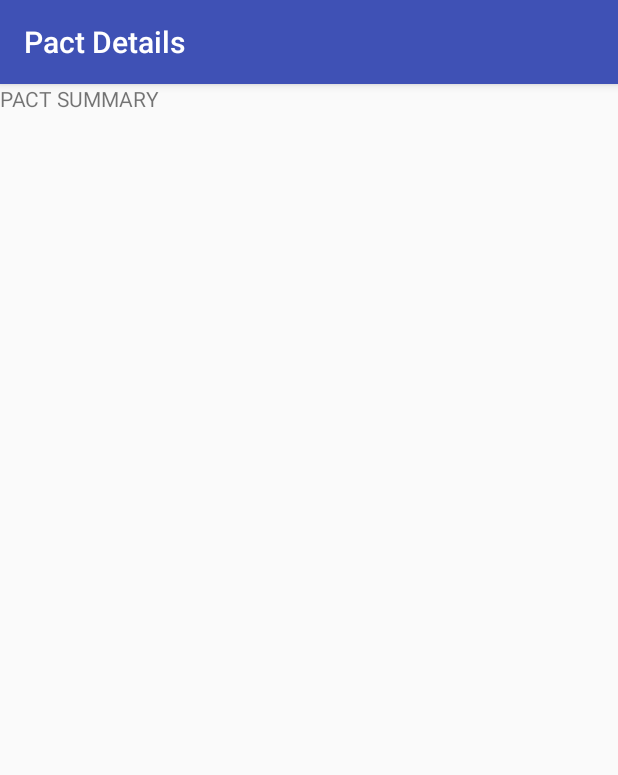
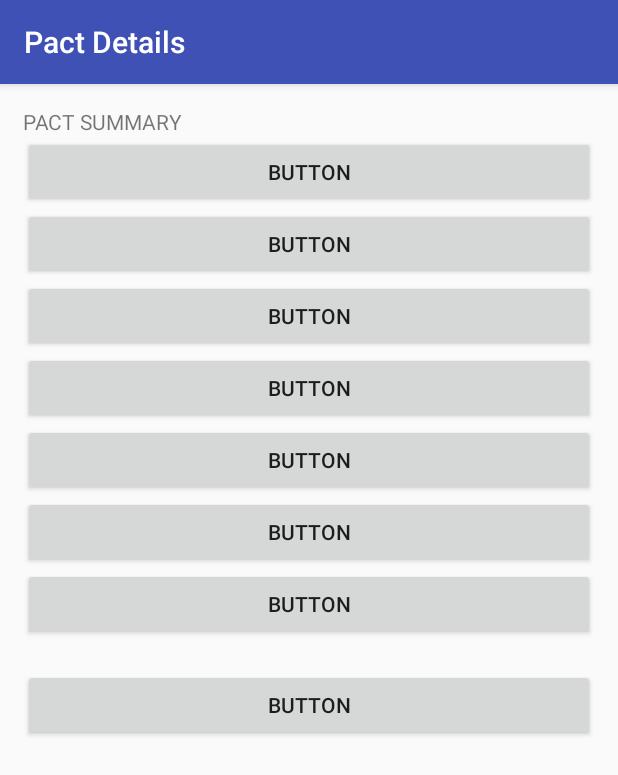
Before and after one commit to Zayd-Waves/Ultimatum, an Android app: the PactDetailsActivity screen opened directly, with no data from a screen before it, on a phone screen of 412 x 824 dp. Shown: the top 775 px of the screen. Run offline under Robolectric (Android 15) with nearby library versions, the phone set to English and light mode, and no system bars; 3 statements that could not run were skipped.

Commit message:
misc
Signed-off-by: Zayd Bille <zayd.tri@gmail.com>

```diff
--- a/Ultimatum/app/src/main/res/layout/activity_pact_details.xml
+++ b/Ultimatum/app/src/main/res/layout/activity_pact_details.xml
@@ -16,6 +16,18 @@
             android:layout_width="match_parent"
             android:layout_height="match_parent">
 
+            <android.support.v4.widget.SwipeRefreshLayout
+                android:layout_width="match_parent"
+                android:layout_height="match_parent"
+                android:layout_weight="1"
+                android:layout_marginLeft="15dp"
+                android:layout_marginRight="15dp"
+                android:layout_marginTop="15dp" >
+
+                <ScrollView
+                    android:layout_width="match_parent"
+                    android:layout_height="match_parent">
+
                     <LinearLayout
 
                     android:layout_width="match_parent"
@@ -28,10 +40,58 @@
                             android:id="@+id/header"
                             android:text="PACT SUMMARY"/>
 
+                        <Button
+                            android:text="Button"
+                            android:layout_width="match_parent"
+                            android:layout_height="wrap_content"
+                            android:id="@+id/button8" />
+
+                        <Button
+                            android:text="Button"
+                            android:layout_width="match_parent"
+                            android:layout_height="wrap_content"
+                            android:id="@+id/button7" />
+
+                        <Button
+                            android:text="Button"
+                            android:layout_width="match_parent"
+                            android:layout_height="wrap_content"
+                            android:id="@+id/button6" />
+
+                        <Button
+                            android:text="Button"
+                            android:layout_width="match_parent"
+                            android:layout_height="wrap_content"
+                            android:id="@+id/button5" />
+
+                        <Button
+                            android:text="Button"
+                            android:layout_width="match_parent"
+                            android:layout_height="wrap_content"
+                            android:id="@+id/button4" />
+
+                        <Button
+                            android:text="Button"
+                            android:layout_width="match_parent"
+                            android:layout_height="wrap_content"
+                            android:id="@+id/button3" />
+
+                        <Button
+                            android:text="Button"
+                            android:layout_width="match_parent"
+                            android:layout_height="wrap_content"
+                            android:id="@+id/button" />
+
                         <TextView
                             android:layout_width="wrap_content"
                             android:layout_height="wrap_content"
                             android:id="@+id/habitText"/>
+
+                        <Button
+                            android:text="Button"
+                            android:layout_width="match_parent"
+                            android:layout_height="wrap_content"
+                            android:id="@+id/button2" />
 
                         <TextView
                             android:layout_width="wrap_content"
@@ -47,6 +107,9 @@
 
                 </LinearLayout>
 
+                </ScrollView>
+            </android.support.v4.widget.SwipeRefreshLayout>
+
         </RelativeLayout>
 
     </ScrollView>
```
Lines whose indentation alone changed are shown as unchanged.
